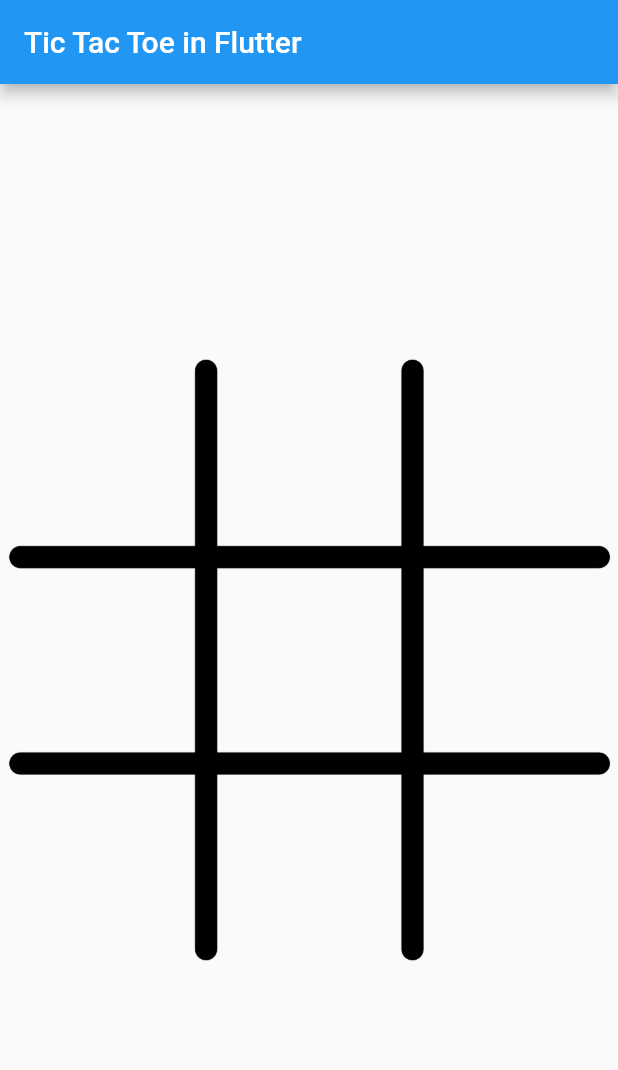
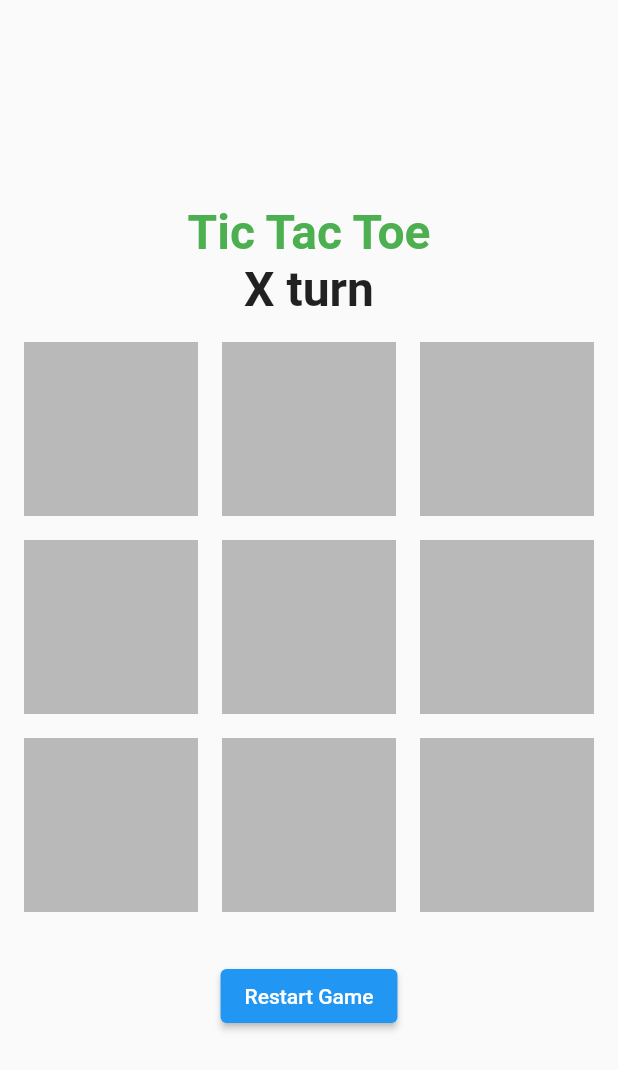
Before and after one commit to safadtm/28DaysOfFlutter, a Flutter app: the screen it shows after launch, on a phone screen of 412 x 824 dp. Shown: the top 1070 px of the screen. Run offline on Flutter 3.47's test engine with Material 2 defaults, Android fonts, the light colour scheme and no system bars; our stand-ins replace carousel_slider, flip_card, webview_flutter.

Commit message:
day07_tic_tac_toe finished

```diff
--- a/day07_tic_tac_toe/lib/board_tile.dart
+++ /dev/null
@@ -1,52 +0,0 @@
-// ignore_for_file: public_member_api_docs, sort_constructors_first
-import 'package:flutter/material.dart';
-
-import 'package:day07_tic_tac_toe/tile_state.dart';
-
-class BoardTile extends StatelessWidget {
-  final TileState tileState;
-  final double tileDimension;
-  final VoidCallback onPressed;
-
-  const BoardTile({
-    Key? key,
-    required this.tileState,
-    required this.tileDimension,
-    required this.onPressed,
-  }) : super(key: key);
-
-  @override
-  Widget build(BuildContext context) {
-    return SizedBox(
-      width: tileDimension,
-      height: tileDimension,
-      child: TextButton(
-        onPressed: onPressed,
-        child: _widgetForTileState(),
-      ),
-    );
-  }
-  Widget _widgetForTileState(){
-    Widget widget;
-    switch(tileState){
-
-      case TileState.EMPTY:
-      {
-        widget=Container();
-      }
-       break;
-      case TileState.CROSS:
-      {
-        widget=Image.asset("images/x.png");
-      }
-       break;
-      case TileState.CIRCLE:
-      {
-        widget=Image.asset("images/o.png");
-      }
-       break;
-
-    }
-    return widget;
-  }
-}
--- /dev/null
+++ b/day07_tic_tac_toe/lib/game_page.dart
@@ -0,0 +1,197 @@
+
+import 'package:flutter/material.dart';
+
+class GamePage extends StatefulWidget {
+  const GamePage({super.key});
+
+  @override
+  State<GamePage> createState() => _GamePageState();
+}
+
+class _GamePageState extends State<GamePage> {
+  static const String player1 = "X";
+  static const String player2 = "O";
+
+  late String currentPlayer;
+  late bool gameEnd;
+  late List<String> occupied;
+
+  @override
+  void initState() {
+    initializeGame();
+    super.initState();
+  }
+
+  void initializeGame() {
+    currentPlayer = player1;
+    gameEnd = false;
+    occupied = ["", "", "", "", "", "", "", "", ""]; //9 empty places
+  }
+
+  @override
+  Widget build(BuildContext context) {
+    return Scaffold(
+      body: Center(
+        child: Column(
+          mainAxisAlignment: MainAxisAlignment.center,
+          children: [
+            _headerText(),
+            _gameContainer(),
+            _restartButton(),
+          ],
+        ),
+      ),
+    );
+  }
+
+  Widget _headerText() {
+    return Column(
+      children: [
+        const Text(
+          "Tic Tac Toe",
+          style: TextStyle(
+            color: Colors.green,
+            fontSize: 32,
+            fontWeight: FontWeight.bold,
+          ),
+        ),
+        Text(
+          "$currentPlayer turn",
+          style: const TextStyle(
+            color: Colors.black87,
+            fontSize: 32,
+            fontWeight: FontWeight.bold,
+          ),
+        ),
+      ],
+    );
+  }
+
+  Widget _gameContainer() {
+    return Container(
+      height: MediaQuery.of(context).size.height / 2,
+      width: MediaQuery.of(context).size.height / 2,
+      margin: const EdgeInsets.all(8),
+      child: GridView.builder(
+          gridDelegate: const SliverGridDelegateWithFixedCrossAxisCount(
+              crossAxisCount: 3),
+          itemCount: 9,
+          itemBuilder: (context, int index) {
+            return _box(index);
+          }),
+    );
+  }
+
+  Widget _box(int index) {
+    return InkWell(
+      onTap: () {
+        //on click of box
+        if (gameEnd || occupied[index].isNotEmpty) {
+          //Return if game already ended or box already clicked
+          return;
+        }
+
+        setState(() {
+          occupied[index] = currentPlayer;
+          changeTurn();
+          checkForWinner();
+          checkForDraw();
+        });
+      },
+      child: Container(
+        color: occupied[index].isEmpty
+            ? Colors.black26
+            : occupied[index] == player1
+                ? Colors.blue
+                : Colors.orange,
+        margin: const EdgeInsets.all(8),
+        child: Center(
+          child: Text(
+            occupied[index],
+            style: const TextStyle(fontSize: 50),
+          ),
+        ),
+      ),
+    );
+  }
+
+  _restartButton() {
+    return ElevatedButton(
+        onPressed: () {
+          setState(() {
+            initializeGame();
+          });
+        },
+        child: const Text("Restart Game"));
+  }
+
+  changeTurn() {
+    if (currentPlayer == player1) {
+      currentPlayer = player2;
+    } else {
+      currentPlayer = player1;
+    }
+  }
+
+  checkForWinner() {
+    //Define winning positions
+    List<List<int>> winningList = [
+      [0, 1, 2],
+      [3, 4, 5],
+      [6, 7, 8],
+      [0, 3, 6],
+      [1, 4, 7],
+      [2, 5, 8],
+      [0, 4, 8],
+      [2, 4, 6],
+    ];
+
+    for (var winningPos in winningList) {
+      String playerPosition0 = occupied[winningPos[0]];
+      String playerPosition1 = occupied[winningPos[1]];
+      String playerPosition2 = occupied[winningPos[2]];
+
+      if (playerPosition0.isNotEmpty) {
+        if (playerPosition0 == playerPosition1 &&
+            playerPosition0 == playerPosition2) {
+          //all equal means player won
+          showGameOverMessage("Player $playerPosition0 Won");
+          gameEnd = true;
+          return;
+        }
+      }
+    }
+  }
+
+  checkForDraw() {
+    if (gameEnd) {
+      return;
+    }
+    bool draw = true;
+    for (var occupiedPlayer in occupied) {
+      if (occupiedPlayer.isEmpty) {
+        //at least one is empty not all are filled
+        draw = false;
+      }
+    }
+
+    if (draw) {
+      showGameOverMessage("Draw");
+      gameEnd = true;
+    }
+  }
+
+  showGameOverMessage(String message) {
+    ScaffoldMessenger.of(context).showSnackBar(
+      SnackBar(
+          backgroundColor: Colors.green,
+          content: Text(
+            "Game Over \n $message",
+            textAlign: TextAlign.center,
+            style: const TextStyle(
+              fontSize: 20,
+            ),
+          )),
+    );
+  }
+}
--- a/day07_tic_tac_toe/lib/main.dart
+++ b/day07_tic_tac_toe/lib/main.dart
@@ -1,124 +1,23 @@
-import 'package:day07_tic_tac_toe/board_tile.dart';
-import 'package:day07_tic_tac_toe/tile_state.dart';
+import 'package:day07_tic_tac_toe/game_page.dart';
 import 'package:flutter/material.dart';
 
 void main() {
   runApp(const MyApp());
 }
 
-class MyApp extends StatefulWidget {
-  const MyApp({super.key});
+class MyApp extends StatelessWidget {
+  const MyApp({Key? key}) : super(key: key);
 
-  @override
-  State<StatefulWidget> createState() => _MyAppState();
-}
-
-class _MyAppState extends State<MyApp> {
-  final _boardState = List.filled(9, TileState.EMPTY);
-  var _currentTurn = TileState.CROSS;
-
+  // This widget is the root of your application.
   @override
   Widget build(BuildContext context) {
     return MaterialApp(
-      home: Scaffold(
-        appBar: AppBar(
-          title: const Text("Tic Tac Toe in Flutter"),
-        ),
-        body: Center(
-          child: Stack(
-            children: [
-              Image.asset('images/board.png'),
-              _boardTiles(),
-            ],
-          ),
-        ),
+      title: 'Flutter Demo',
+      debugShowCheckedModeBanner: false,
+      theme: ThemeData(
+        primarySwatch: Colors.blue,
       ),
+      home: GamePage(),
     );
   }
-
-  Widget _boardTiles() {
-    return Builder(
-      builder: (context) {
-        final boardDimension = MediaQuery.of(context).size.width;
-        final tileDimension = boardDimension / 3;
-
-        return SizedBox(
-          width: boardDimension,
-          height: boardDimension,
-          child: Column(
-            children: chunk(_boardState, 3).asMap().entries.map((entry) {
-              final chunkIndex = entry.key;
-              final tileStateChunk = entry.value;
-
-              return Row(
-                children: tileStateChunk.asMap().entries.map((innerEntry) {
-                  final innerIndex = innerEntry.key;
-                  final tileState = innerEntry.value;
-                  final tileIndex = (chunkIndex * 3) + innerIndex;
-
-                  return BoardTile(
-                    tileState: tileState,
-                    tileDimension: tileDimension,
-                    onPressed: () => _updateTileStateForIndex(tileIndex),
-                  );
-                }).toList(),
-              );
-            }).toList(),
-          ),
-        );
-      },
-    );
-  }
-
-  void _updateTileStateForIndex(int selectedIndex) {
-    if (_boardState[selectedIndex] == TileState.EMPTY) {
-      setState(() {
-        _boardState[selectedIndex] = _currentTurn;
-        _currentTurn = _currentTurn == TileState.CROSS
-            ? TileState.CIRCLE
-            : TileState.CROSS;
-      });
-
-      final winner = _findWinner();
-      if (winner != null) {
-        print("Winner is :$winner");
-      }
-    }
-  }
-
-  TileState? _findWinner() {
-
-    winnerForMatch(a, b, c) {
-      if (_boardState[a] != TileState.EMPTY) {
-        if ((_boardState[a] == _boardState[b]) &&
-            (_boardState[b] == _boardState[c])) {
-          return _boardState[a];
-        }
-      }
-      return TileState.EMPTY;
-    }
-
-    final checks = [
-      winnerForMatch(0, 1, 2),
-      winnerForMatch(3, 4, 5),
-      winnerForMatch(6, 7, 8),
-      winnerForMatch(0, 3, 6),
-      winnerForMatch(1, 4, 7),
-      winnerForMatch(2, 5, 8),
-      winnerForMatch(0, 4, 8),
-      winnerForMatch(2, 4, 6),
-    ];
-
-    TileState? winner;
-
-    for (int i = 0; i < checks.length; i++) {
-
-      if (checks[i] != null) {
-        winner = checks[i];
-        break;
-      }
-    }
-
-    return winner;
-  }
 }
--- a/day07_tic_tac_toe/lib/tile_state.dart
+++ /dev/null
@@ -1,14 +0,0 @@
-import 'dart:math';
-
-// ignore: constant_identifier_names
-enum TileState { EMPTY, CIRCLE, CROSS }
-
-List<List<TileState>> chunk(List<TileState> list, int size) {
-  return List.generate(
-    (list.length / size).ceil(),
-    (index) => list.sublist(
-      index * size,
-      min(index * size + size, list.length),
-    ),
-  );
-}
--- a/day07_tic_tac_toe/pubspec.yaml
+++ b/day07_tic_tac_toe/pubspec.yaml
@@ -59,8 +59,8 @@ flutter:
   uses-material-design: true
 
   # To add assets to your application, add an assets section, like this:
-  assets:
-    - images/
+  # assets:
+  #   - images/
   #   - images/a_dot_ham.jpeg
 
   # An image asset can refer to one or more resolution-specific "variants", see
```
Also changed, not shown: day07_tic_tac_toe/images/board.png (deleted), day07_tic_tac_toe/images/o.png (deleted), day07_tic_tac_toe/images/x.png (deleted), 1 other file.
